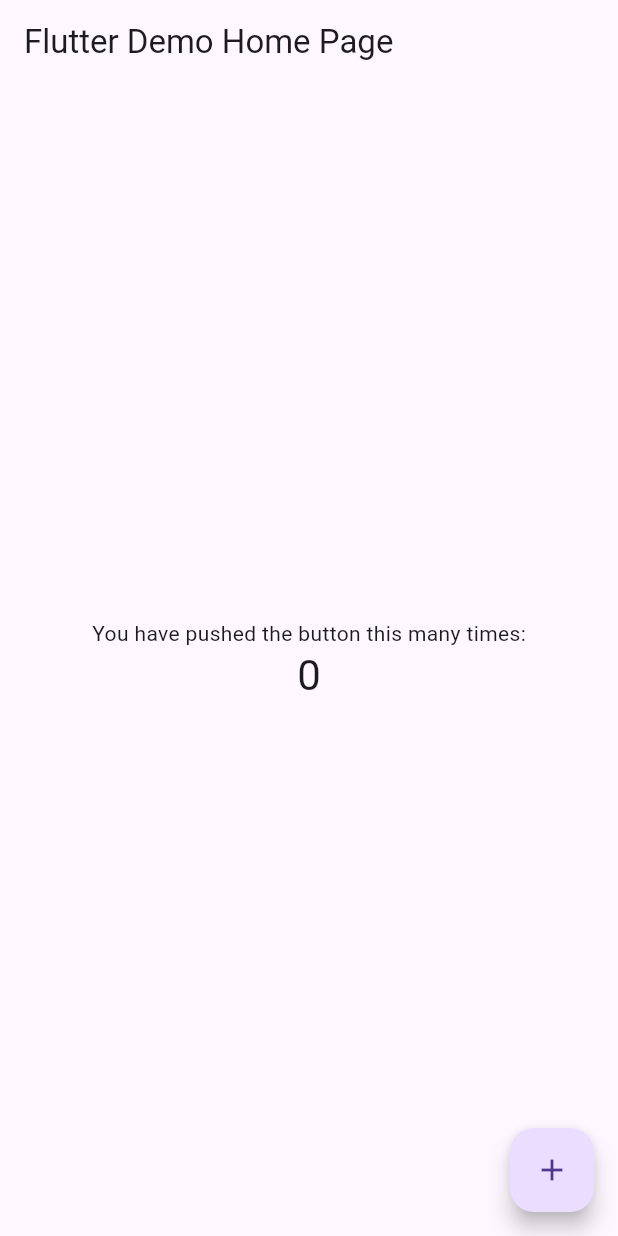
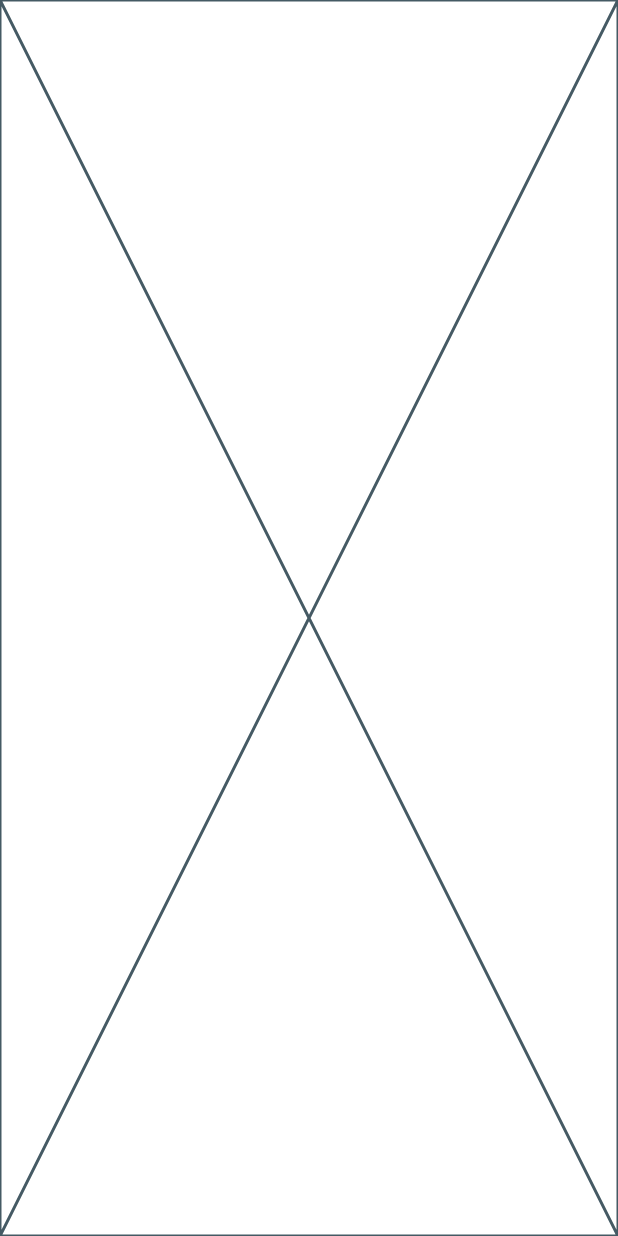
Before and after one commit to GustavoHerreroNunes/maps_routes, a Flutter app: the screen it shows after launch, on a phone screen of 412 x 824 dp. Run offline on Flutter 3.47's test engine with Material 3 defaults, Android fonts, the light colour scheme and no system bars.

Commit message:
Add: base project structure

```diff
--- /dev/null
+++ b/lib/constants/routes_const.dart
@@ -0,0 +1,6 @@
+abstract class RoutesConst {
+  static const String splash = "/";
+  static const String login = "/login";
+  static const String signup = "/sign-up";
+  static const String mapRoutes = "/map-routes";
+}
--- /dev/null
+++ b/lib/features/splash/presentation/pages/splash_page.dart
@@ -0,0 +1,8 @@
+import 'package:flutter/material.dart';
+
+class SplashPage extends StatelessWidget {
+  @override
+  Widget build(BuildContext context) {
+    return const Placeholder();
+  }
+}
--- a/lib/main.dart
+++ b/lib/main.dart
@@ -1,115 +1,32 @@
 import 'package:flutter/material.dart';
 
+import 'package:maps_route_app/constants/routes_const.dart';
+import 'package:maps_route_app/features/login/presentation/pages/login_page.dart';
+import 'package:maps_route_app/features/maps-route/presentation/pages/maps_route_page.dart';
+import 'package:maps_route_app/features/sign-up/presentation/pages/sign_up_page.dart';
+import 'package:maps_route_app/features/splash/presentation/pages/splash_page.dart';
+
 void main() {
-  runApp(const MyApp());
+  runApp(const MapsRouteApp());
 }
 
-class MyApp extends StatelessWidget {
-  const MyApp({super.key});
+class MapsRouteApp extends StatelessWidget {
+  const MapsRouteApp({super.key});
 
   // This widget is the root of your application.
   @override
   Widget build(BuildContext context) {
     return MaterialApp(
-      title: 'Flutter Demo',
+      title: 'Maps Route App',
       theme: ThemeData(
-        // This is the theme of your application.
-        //
-        // Try running your application with "flutter run". You'll see the
-        // application has a blue toolbar. Then, without quitting the app, try
-        // changing the primarySwatch below to Colors.green and then invoke
-        // "hot reload" (press "r" in the console where you ran "flutter run",
-        // or simply save your changes to "hot reload" in a Flutter IDE).
-        // Notice that the counter didn't reset back to zero; the application
-        // is not restarted.
-        primarySwatch: Colors.blue,
+        colorScheme: ColorScheme.fromSeed(seedColor: Colors.blue)
       ),
-      home: const MyHomePage(title: 'Flutter Demo Home Page'),
+      routes: {
+        RoutesConst.splash : (context) => SplashPage(),
+        RoutesConst.login : (context) => LoginPage(),
+        RoutesConst.signup : (context) => SignUpPage(),
+        RoutesConst.mapRoutes : (context) => MapsRoutePage(),
+      },
     );
   }
 }
-
-class MyHomePage extends StatefulWidget {
-  const MyHomePage({super.key, required this.title});
-
-  // This widget is the home page of your application. It is stateful, meaning
-  // that it has a State object (defined below) that contains fields that affect
-  // how it looks.
-
-  // This class is the configuration for the state. It holds the values (in this
-  // case the title) provided by the parent (in this case the App widget) and
-  // used by the build method of the State. Fields in a Widget subclass are
-  // always marked "final".
-
-  final String title;
-
-  @override
-  State<MyHomePage> createState() => _MyHomePageState();
-}
-
-class _MyHomePageState extends State<MyHomePage> {
-  int _counter = 0;
-
-  void _incrementCounter() {
-    setState(() {
-      // This call to setState tells the Flutter framework that something has
-      // changed in this State, which causes it to rerun the build method below
-      // so that the display can reflect the updated values. If we changed
-      // _counter without calling setState(), then the build method would not be
-      // called again, and so nothing would appear to happen.
-      _counter++;
-    });
-  }
-
-  @override
-  Widget build(BuildContext context) {
-    // This method is rerun every time setState is called, for instance as done
-    // by the _incrementCounter method above.
-    //
-    // The Flutter framework has been optimized to make rerunning build methods
-    // fast, so that you can just rebuild anything that needs updating rather
-    // than having to individually change instances of widgets.
-    return Scaffold(
-      appBar: AppBar(
-        // Here we take the value from the MyHomePage object that was created by
-        // the App.build method, and use it to set our appbar title.
-        title: Text(widget.title),
-      ),
-      body: Center(
-        // Center is a layout widget. It takes a single child and positions it
-        // in the middle of the parent.
-        child: Column(
-          // Column is also a layout widget. It takes a list of children and
-          // arranges them vertically. By default, it sizes itself to fit its
-          // children horizontally, and tries to be as tall as its parent.
-          //
-          // Invoke "debug painting" (press "p" in the console, choose the
-          // "Toggle Debug Paint" action from the Flutter Inspector in Android
-          // Studio, or the "Toggle Debug Paint" command in Visual Studio Code)
-          // to see the wireframe for each widget.
-          //
-          // Column has various properties to control how it sizes itself and
-          // how it positions its children. Here we use mainAxisAlignment to
-          // center the children vertically; the main axis here is the vertical
-          // axis because Columns are vertical (the cross axis would be
-          // horizontal).
-          mainAxisAlignment: MainAxisAlignment.center,
-          children: <Widget>[
-            const Text(
-              'You have pushed the button this many times:',
-            ),
-            Text(
-              '$_counter',
-              style: Theme.of(context).textTheme.headlineMedium,
-            ),
-          ],
-        ),
-      ),
-      floatingActionButton: FloatingActionButton(
-        onPressed: _incrementCounter,
-        tooltip: 'Increment',
-        child: const Icon(Icons.add),
-      ), // This trailing comma makes auto-formatting nicer for build methods.
-    );
-  }
-}
--- a/pubspec.yaml
+++ b/pubspec.yaml
@@ -1,4 +1,4 @@
-name: flutter_app
+name: maps_route_app
 description: A new Flutter project.
 # The following line prevents the package from being accidentally published to
 # pub.dev using `flutter pub publish`. This is preferred for private packages.
@@ -45,7 +45,7 @@
   # activated in the `analysis_options.yaml` file located at the root of your
   # package. See that file for information about deactivating specific lint
   # rules and activating additional ones.
-  flutter_lints: ^2.0.0
+  flutter_lints: ^4.0.0
 
 # For information on the generic Dart part of this file, see the
 # following page: https://dart.dev/tools/pub/pubspec
--- a/samples/cs310-basic-demo/lib/main.dart
+++ /dev/null
@@ -1,32 +0,0 @@
-import 'package:flutter/material.dart';
-import 'package:cs310_flutter_demo/app.dart';
-import 'package:cs310_flutter_demo/state.dart';
-import 'package:provider/provider.dart';
-
-void main() {
-  runApp(const MyApp());
-}
-
-class MyApp extends StatelessWidget {
-  const MyApp({super.key});
-
-  @override
-  Widget build(BuildContext context) {
-    return MaterialApp(
-      title: 'Flutter Demo',
-      home: Scaffold(
-        // This is the big blue bar at the top.
-        appBar: AppBar(
-          title: const Text('Magical Image Retriever'),
-        ),
-
-        // This is the app body, including the state provider.
-        // See app.dart to start writing code for the body.
-        body: ChangeNotifierProvider(
-          create: (context) => MyState(),
-          child: const AppBody(),
-        ),
-      ),
-    );
-  }
-}
--- a/samples/flutter-starter/lib/main.dart
+++ /dev/null
@@ -1,115 +0,0 @@
-import 'package:flutter/material.dart';
-
-void main() {
-  runApp(const MyApp());
-}
-
-class MyApp extends StatelessWidget {
-  const MyApp({super.key});
-
-  // This widget is the root of your application.
-  @override
-  Widget build(BuildContext context) {
-    return MaterialApp(
-      title: 'Flutter Demo',
-      theme: ThemeData(
-        // This is the theme of your application.
-        //
-        // Try running your application with "flutter run". You'll see the
-        // application has a blue toolbar. Then, without quitting the app, try
-        // changing the primarySwatch below to Colors.green and then invoke
-        // "hot reload" (press "r" in the console where you ran "flutter run",
-        // or simply save your changes to "hot reload" in a Flutter IDE).
-        // Notice that the counter didn't reset back to zero; the application
-        // is not restarted.
-        primarySwatch: Colors.blue,
-      ),
-      home: const MyHomePage(title: 'Flutter Demo Home Page'),
-    );
-  }
-}
-
-class MyHomePage extends StatefulWidget {
-  const MyHomePage({super.key, required this.title});
-
-  // This widget is the home page of your application. It is stateful, meaning
-  // that it has a State object (defined below) that contains fields that affect
-  // how it looks.
-
-  // This class is the configuration for the state. It holds the values (in this
-  // case the title) provided by the parent (in this case the App widget) and
-  // used by the build method of the State. Fields in a Widget subclass are
-  // always marked "final".
-
-  final String title;
-
-  @override
-  State<MyHomePage> createState() => _MyHomePageState();
-}
-
-class _MyHomePageState extends State<MyHomePage> {
-  int _counter = 0;
-
-  void _incrementCounter() {
-    setState(() {
-      // This call to setState tells the Flutter framework that something has
-      // changed in this State, which causes it to rerun the build method below
-      // so that the display can reflect the updated values. If we changed
-      // _counter without calling setState(), then the build method would not be
-      // called again, and so nothing would appear to happen.
-      _counter++;
-    });
-  }
-
-  @override
-  Widget build(BuildContext context) {
-    // This method is rerun every time setState is called, for instance as done
-    // by the _incrementCounter method above.
-    //
-    // The Flutter framework has been optimized to make rerunning build methods
-    // fast, so that you can just rebuild anything that needs updating rather
-    // than having to individually change instances of widgets.
-    return Scaffold(
-      appBar: AppBar(
-        // Here we take the value from the MyHomePage object that was created by
-        // the App.build method, and use it to set our appbar title.
-        title: Text(widget.title),
-      ),
-      body: Center(
-        // Center is a layout widget. It takes a single child and positions it
-        // in the middle of the parent.
-        child: Column(
-          // Column is also a layout widget. It takes a list of children and
-          // arranges them vertically. By default, it sizes itself to fit its
-          // children horizontally, and tries to be as tall as its parent.
-          //
-          // Invoke "debug painting" (press "p" in the console, choose the
-          // "Toggle Debug Paint" action from the Flutter Inspector in Android
-          // Studio, or the "Toggle Debug Paint" command in Visual Studio Code)
-          // to see the wireframe for each widget.
-          //
-          // Column has various properties to control how it sizes itself and
-          // how it positions its children. Here we use mainAxisAlignment to
-          // center the children vertically; the main axis here is the vertical
-          // axis because Columns are vertical (the cross axis would be
-          // horizontal).
-          mainAxisAlignment: MainAxisAlignment.center,
-          children: <Widget>[
-            const Text(
-              'You have pushed the button this many times:',
-            ),
-            Text(
-              '$_counter',
-              style: Theme.of(context).textTheme.headlineMedium,
-            ),
-          ],
-        ),
-      ),
-      floatingActionButton: FloatingActionButton(
-        onPressed: _incrementCounter,
-        tooltip: 'Increment',
-        child: const Icon(Icons.add),
-      ), // This trailing comma makes auto-formatting nicer for build methods.
-    );
-  }
-}
```
Also changed, not shown: lib/features/login/presentation/pages/login_page.dart (added, +8 -0 lines), lib/features/maps-route/presentation/pages/maps_route_page.dart (added, +8 -0 lines), lib/features/sign-up/presentation/pages/sign_up_page.dart (added, +8 -0 lines), samples/cs310-basic-demo/lib/app.dart (deleted, +0 -36 lines), samples/cs310-basic-demo/lib/state.dart (deleted, +0 -24 lines), samples/cs310-basic-demo/pubspec.yaml (deleted, +0 -92 lines), samples/flutter-starter/pubspec.yaml (deleted, +0 -90 lines), pubspec.lock, 2 other files.
